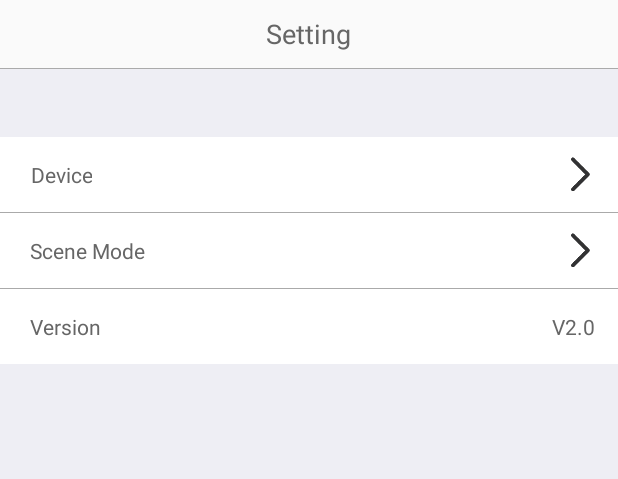
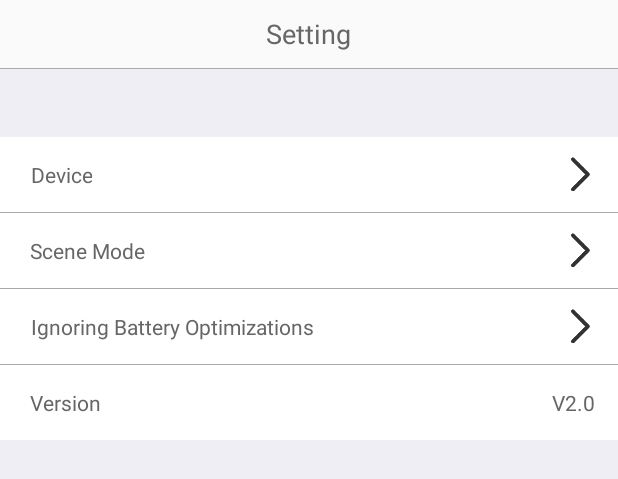
Before and after one commit to hzkincony/KBOX-Android-App, an Android app: the layout fragment_setting.xml on its own in the app's theme, with its tools: preview values and no code run, on a phone screen of 412 x 824 dp. Shown: the top 479 px of the screen. Run offline under Robolectric (Android 15) with nearby library versions, the phone set to English and light mode, and no system bars.

Commit message:
Ignore Battery Optimizations

```diff
--- a/app/src/main/AndroidManifest.xml
+++ b/app/src/main/AndroidManifest.xml
@@ -12,6 +12,7 @@
     <uses-permission android:name="android.permission.CAMERA" />
     <uses-permission android:name="android.permission.WRITE_EXTERNAL_STORAGE" />
     <uses-permission android:name="android.permission.REQUEST_INSTALL_PACKAGES" />
+    <uses-permission android:name="android.permission.REQUEST_IGNORE_BATTERY_OPTIMIZATIONS" />
 
     <application
         android:name="com.kincony.KControl.App"
--- a/app/src/main/res/layout/fragment_setting.xml
+++ b/app/src/main/res/layout/fragment_setting.xml
@@ -1,7 +1,5 @@
 <?xml version="1.0" encoding="utf-8"?>
 <LinearLayout xmlns:android="http://schemas.android.com/apk/res/android"
-    xmlns:app="http://schemas.android.com/apk/res-auto"
-    xmlns:tools="http://schemas.android.com/tools"
     android:layout_width="match_parent"
     android:layout_height="match_parent"
     android:orientation="vertical">
@@ -92,6 +90,62 @@
         <include layout="@layout/item_line" />
 
         <RelativeLayout
+            android:id="@+id/ignoring_battery_optimizations"
+            android:layout_width="match_parent"
+            android:layout_height="50dp"
+            android:background="@color/white">
+
+            <TextView
+                android:layout_width="wrap_content"
+                android:layout_height="match_parent"
+                android:layout_marginLeft="20dp"
+                android:gravity="center"
+                android:text="@string/ignoring_battery_optimizations"
+                android:textColor="@color/text666" />
+
+            <ImageView
+                android:layout_width="50dp"
+                android:layout_height="match_parent"
+                android:layout_alignParentRight="true"
+                android:paddingLeft="5dp"
+                android:paddingTop="10dp"
+                android:paddingRight="5dp"
+                android:paddingBottom="10dp"
+                android:src="@drawable/ic_arrow" />
+
+        </RelativeLayout>
+
+        <include layout="@layout/item_line" />
+
+<!--        <RelativeLayout-->
+<!--            android:id="@+id/boot_start_management"-->
+<!--            android:layout_width="match_parent"-->
+<!--            android:layout_height="50dp"-->
+<!--            android:background="@color/white">-->
+
+<!--            <TextView-->
+<!--                android:layout_width="wrap_content"-->
+<!--                android:layout_height="match_parent"-->
+<!--                android:layout_marginLeft="20dp"-->
+<!--                android:gravity="center"-->
+<!--                android:text="@string/boot_start_management"-->
+<!--                android:textColor="@color/text666" />-->
+
+<!--            <ImageView-->
+<!--                android:layout_width="50dp"-->
+<!--                android:layout_height="match_parent"-->
+<!--                android:layout_alignParentRight="true"-->
+<!--                android:paddingLeft="5dp"-->
+<!--                android:paddingTop="10dp"-->
+<!--                android:paddingRight="5dp"-->
+<!--                android:paddingBottom="10dp"-->
+<!--                android:src="@drawable/ic_arrow" />-->
+
+<!--        </RelativeLayout>-->
+
+<!--        <include layout="@layout/item_line" />-->
+
+        <RelativeLayout
             android:id="@+id/version"
             android:layout_width="match_parent"
             android:layout_height="50dp"
--- a/app/src/main/res/values/strings.xml
+++ b/app/src/main/res/values/strings.xml
@@ -87,4 +87,8 @@
     <string name="scan_qr_code_from_wrong">不支持的二维码</string>
     <string name="scan_qr_code_from_album_wrong">没有找到二维码</string>
 
+    <string name="ignoring_battery_optimizations">Ignoring Battery Optimizations</string>
+    <string name="ignoring_battery_optimizations_fail">Ignoring Battery Optimizations Fail</string>
+    <string name="boot_start_management">Boot Start Management</string>
+
 </resources>
```
Also changed, not shown: app/src/main/java/com/kincony/KControl/ui/fragment/SettingFragment.kt (+27 -0 lines), app/src/main/java/com/kincony/KControl/utils/BatteryUtils.java (added, +245 -0 lines), 1 other file.
